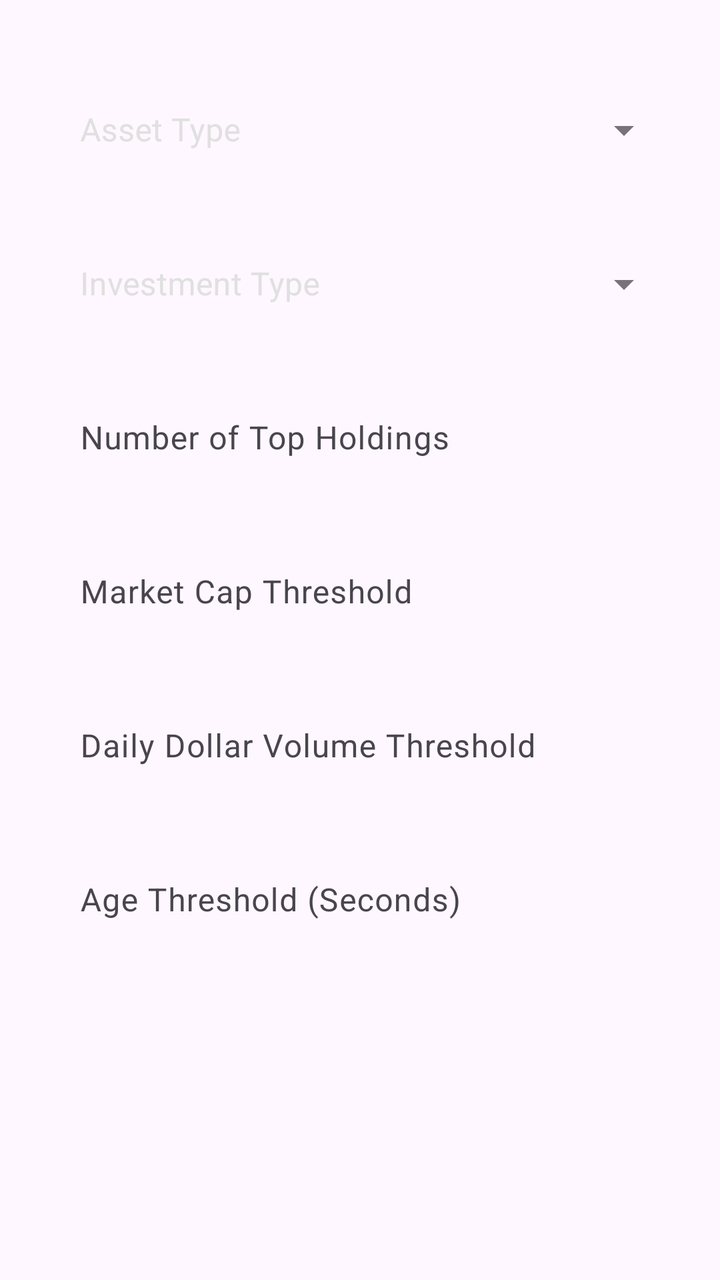
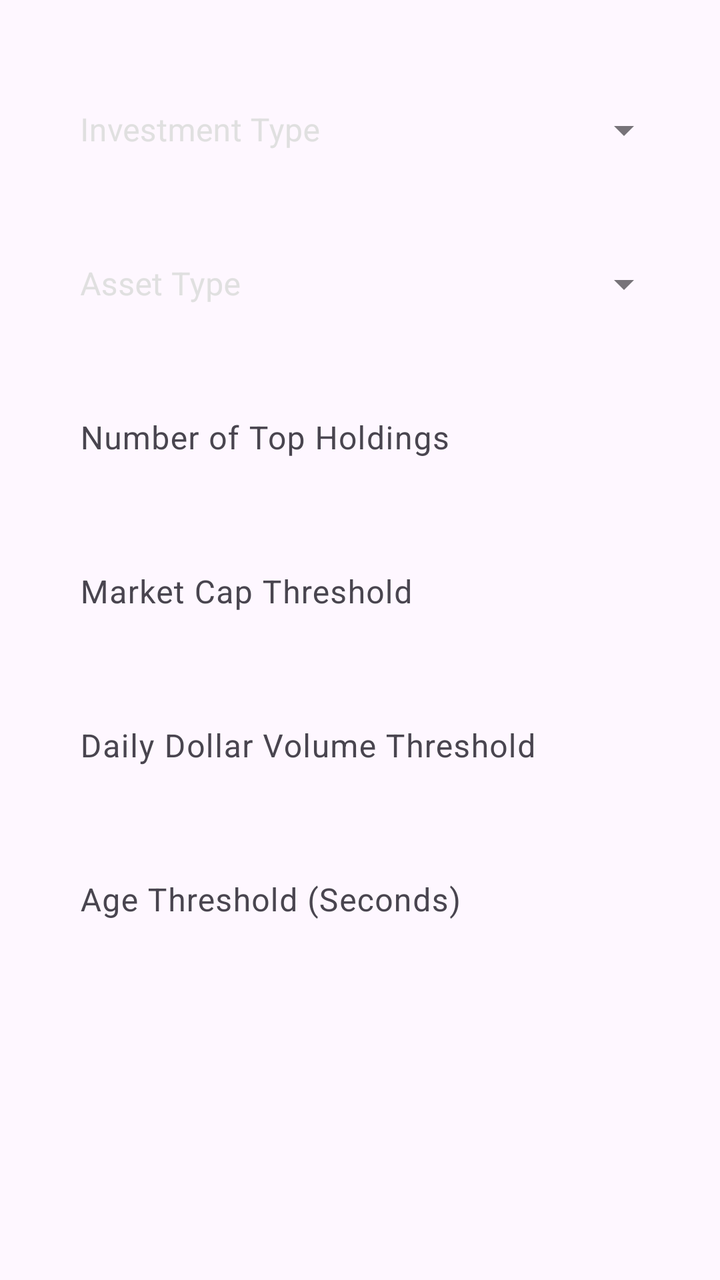

Before-and-after screenshots of an Android layout around one commit, followed by the original layout XML and the change that was made.
<!-- AndroidManifest.xml: application theme Theme.Investment -->
<!-- res/layout/dialog_configurations.xml -->
<?xml version="1.0" encoding="utf-8"?>
<LinearLayout xmlns:android="http://schemas.android.com/apk/res/android"
    xmlns:app="http://schemas.android.com/apk/res-auto"
    xmlns:tools="http://schemas.android.com/tools"
    android:layout_width="match_parent"
    android:layout_height="wrap_content"
    android:orientation="vertical"
    android:paddingHorizontal="24dp"
    android:paddingVertical="16dp">

    <com.google.android.material.textfield.TextInputLayout
        style="@style/Widget.MaterialComponents.TextInputLayout.OutlinedBox.ExposedDropdownMenu"
        android:layout_width="match_parent"
        android:layout_height="wrap_content"
        android:layout_marginTop="16dp"
        app:layout_constraintLeft_toLeftOf="parent"
        app:layout_constraintTop_toTopOf="parent"
        app:layout_constraintBottom_toBottomOf="parent"
        android:hint="@string/asset_type"
        android:textColorHint="@color/off_white">

        <AutoCompleteTextView
            android:id="@+id/assetTypeSpinner"
            android:popupBackground="@drawable/spinner_background"
            android:layout_width="match_parent"
            android:layout_height="wrap_content"
            android:textColor="@color/white"
            android:background="@color/transparent"
            android:inputType="none"
            android:maxLines="1"
            tools:ignore="LabelFor" />

    </com.google.android.material.textfield.TextInputLayout>

    <com.google.android.material.textfield.TextInputLayout
        style="@style/Widget.MaterialComponents.TextInputLayout.OutlinedBox.ExposedDropdownMenu"
        android:layout_width="match_parent"
        android:layout_height="wrap_content"
        android:layout_marginTop="16dp"
        app:layout_constraintLeft_toLeftOf="parent"
        app:layout_constraintTop_toTopOf="parent"
        app:layout_constraintBottom_toBottomOf="parent"
        android:hint="@string/investment_type"
        android:textColorHint="@color/off_white">

        <AutoCompleteTextView
            android:id="@+id/investmentTypeSpinner"
            android:popupBackground="@drawable/spinner_background"
            android:layout_width="match_parent"
            android:layout_height="wrap_content"
            android:textColor="@color/white"
            android:background="@color/transparent"
            android:inputType="none"
            android:maxLines="1"
            tools:ignore="LabelFor" />

    </com.google.android.material.textfield.TextInputLayout>

    <com.google.android.material.textfield.TextInputLayout
        android:layout_width="match_parent"
        android:layout_height="wrap_content"
        android:orientation="horizontal"
        android:layout_marginTop="16dp"
        app:endIconMode="clear_text">

        <com.google.android.material.textfield.TextInputEditText
            android:id="@+id/numberOfTopHoldingsInput"
            android:layout_width="match_parent"
            android:layout_height="match_parent"
            android:hint="@string/number_of_top_holdings"
            android:textColorHint="@color/off_white"
            android:textColor="@color/white"
            android:background="@color/transparent"
            android:inputType="number"
            android:maxLines="1"
            android:paddingHorizontal="16dp"
            android:importantForAutofill="no" />

    </com.google.android.material.textfield.TextInputLayout>

    <com.google.android.material.textfield.TextInputLayout
        android:layout_width="match_parent"
        android:layout_height="wrap_content"
        android:orientation="horizontal"
        android:layout_marginTop="16dp"
        app:endIconMode="clear_text">

        <com.google.android.material.textfield.TextInputEditText
            android:id="@+id/marketCapThresholdInput"
            android:layout_width="match_parent"
            android:layout_height="match_parent"
            android:hint="@string/market_cap_threshold"
            android:textColorHint="@color/off_white"
            android:textColor="@color/white"
            android:background="@color/transparent"
            android:inputType="numberDecimal"
            android:maxLines="1"
            android:paddingHorizontal="16dp"
            android:importantForAutofill="no" />

    </com.google.android.material.textfield.TextInputLayout>

    <com.google.android.material.textfield.TextInputLayout
        android:layout_width="match_parent"
        android:layout_height="wrap_content"
        android:orientation="horizontal"
        android:layout_marginTop="16dp"
        app:endIconMode="clear_text">

        <com.google.android.material.textfield.TextInputEditText
            android:id="@+id/dailyDollarVolumeThresholdInput"
            android:layout_width="match_parent"
            android:layout_height="match_parent"
            android:hint="@string/daily_dollar_volume_threshold"
            android:textColorHint="@color/off_white"
            android:textColor="@color/white"
            android:background="@color/transparent"
            android:inputType="numberDecimal"
            android:maxLines="1"
            android:paddingHorizontal="16dp"
            android:importantForAutofill="no" />

    </com.google.android.material.textfield.TextInputLayout>

    <com.google.android.material.textfield.TextInputLayout
        android:layout_width="match_parent"
        android:layout_height="wrap_content"
        android:orientation="horizontal"
        android:layout_marginTop="16dp"
        app:endIconMode="clear_text">

        <com.google.android.material.textfield.TextInputEditText
            android:id="@+id/ageInSecondsThresholdInput"
            android:layout_width="match_parent"
            android:layout_height="match_parent"
            android:hint="@string/age_in_seconds_threshold"
            android:textColorHint="@color/off_white"
            android:textColor="@color/white"
            android:background="@color/transparent"
            android:inputType="numberDecimal"
            android:maxLines="1"
            android:paddingHorizontal="16dp"
            android:importantForAutofill="no" />

    </com.google.android.material.textfield.TextInputLayout>
</LinearLayout>
<!-- resources referenced by this layout -->
<resources>
  <color name="off_white">#E0E0E0</color>
  <color name="transparent">#00000000</color>
  <color name="white">#FFF</color>
  <!-- drawable spinner_background (drawable) -->
  <shape xmlns:android="http://schemas.android.com/apk/res/android"
      android:shape="rectangle">
      <corners android:radius="16dp" />
      <padding
          android:bottom="4dp"
          android:top="4dp"
          android:left="4dp"
          android:right="4dp"/>
      <solid android:color="@color/darker_grey" />
      <stroke android:width="1dp" android:color="@color/dark_grey"/>
  </shape>
  <string name="age_in_seconds_threshold">Age Threshold (Seconds)</string>
  <string name="asset_type">Asset Type</string>
  <string name="daily_dollar_volume_threshold">Daily Dollar Volume Threshold</string>
  <string name="investment_type">Investment Type</string>
  <string name="market_cap_threshold">Market Cap Threshold</string>
  <string name="number_of_top_holdings">Number of Top Holdings</string>
  <style name="Theme.Investment" parent="Theme.Material3.DayNight.NoActionBar">
          
          <item name="colorPrimary">@color/white</item>
          <item name="colorPrimaryVariant">@color/black</item>
          <item name="colorOnPrimary">@color/black</item>
          
          <item name="colorSecondary">@color/white</item>
          <item name="colorSecondaryVariant">@color/black</item>
          <item name="colorOnSecondary">@color/black</item>
      </style>
  <color name="darker_grey">#FF101010</color>
  <color name="dark_grey">#FF262626</color>
  <color name="black">#000</color>
</resources>

<!-- the commit's change to res/layout/dialog_configurations.xml (unified diff, before → after) -->
@@ -8,6 +8,7 @@
     android:paddingHorizontal="24dp"
     android:paddingVertical="16dp">
 
+
     <com.google.android.material.textfield.TextInputLayout
         style="@style/Widget.MaterialComponents.TextInputLayout.OutlinedBox.ExposedDropdownMenu"
         android:layout_width="match_parent"
@@ -16,11 +17,11 @@
         app:layout_constraintLeft_toLeftOf="parent"
         app:layout_constraintTop_toTopOf="parent"
         app:layout_constraintBottom_toBottomOf="parent"
-        android:hint="@string/asset_type"
+        android:hint="@string/investment_type"
         android:textColorHint="@color/off_white">
 
         <AutoCompleteTextView
-            android:id="@+id/assetTypeSpinner"
+            android:id="@+id/investmentTypeSpinner"
             android:popupBackground="@drawable/spinner_background"
             android:layout_width="match_parent"
             android:layout_height="wrap_content"
@@ -40,11 +41,11 @@
         app:layout_constraintLeft_toLeftOf="parent"
         app:layout_constraintTop_toTopOf="parent"
         app:layout_constraintBottom_toBottomOf="parent"
-        android:hint="@string/investment_type"
+        android:hint="@string/asset_type"
         android:textColorHint="@color/off_white">
 
         <AutoCompleteTextView
-            android:id="@+id/investmentTypeSpinner"
+            android:id="@+id/assetTypeSpinner"
             android:popupBackground="@drawable/spinner_background"
             android:layout_width="match_parent"
             android:layout_height="wrap_content"
